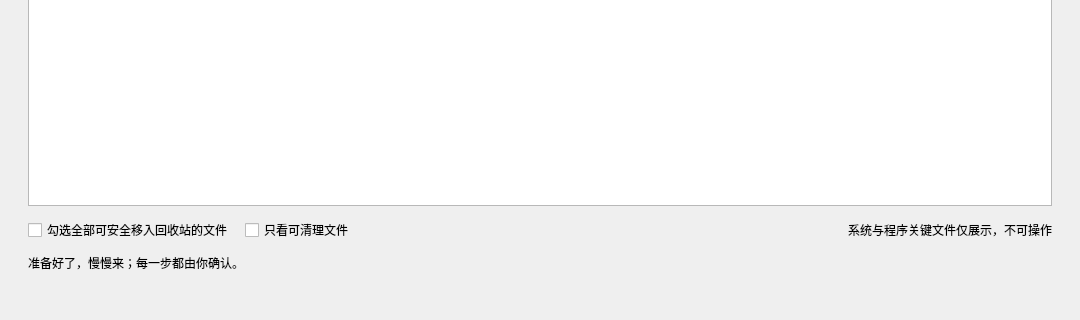
Above: src/mainwindow.ui from LuoMengxuan/Cleaner_for_windows before the change; both pictures show x 0 to 1080 and y 420 to 740 of the 1080 by 740 pixel window. Below: the same form after it.
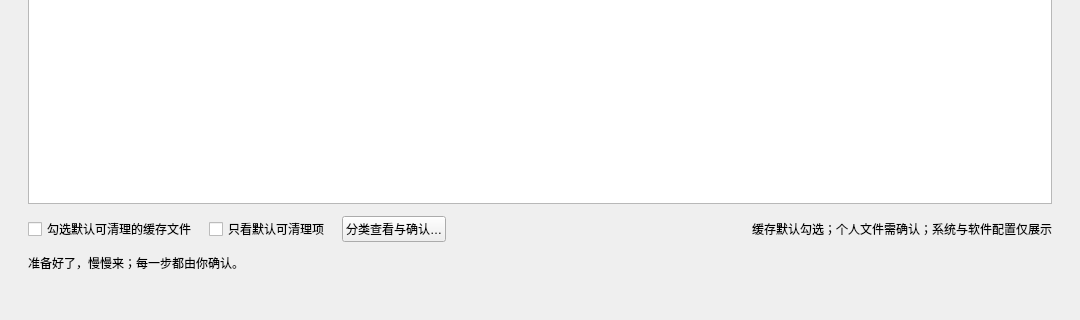
That is the form after the change.

Commit message:
feat: add safe category review for scan results
- Classify scan results into default-cleanable cache, user-confirmed personal files, and protected system or software configuration files.\n- Add an expandable category review dialog with direct file-location opening and synchronized selections.\n- Default only cache and temporary files to checked; require explicit confirmation for videos, photos, documents, archives, and other personal files.

The edit to the form file:
```diff
--- a/src/mainwindow.ui
+++ b/src/mainwindow.ui
@@ -86,10 +86,11 @@
     </item>
     <item>
      <layout class="QHBoxLayout" name="selectionLayout">
-      <item><widget class="QCheckBox" name="selectAllCheckBox"><property name="text"><string>勾选全部可安全移入回收站的文件</string></property></widget></item>
-      <item><widget class="QCheckBox" name="filterSafeCheckBox"><property name="text"><string>只看可清理文件</string></property></widget></item>
+      <item><widget class="QCheckBox" name="selectAllCheckBox"><property name="text"><string>勾选默认可清理的缓存文件</string></property></widget></item>
+      <item><widget class="QCheckBox" name="filterSafeCheckBox"><property name="text"><string>只看默认可清理项</string></property></widget></item>
+      <item><widget class="QPushButton" name="categoryReviewButton"><property name="text"><string>分类查看与确认…</string></property></widget></item>
       <item><spacer name="selectionSpacer"><property name="orientation"><enum>Qt::Horizontal</enum></property><property name="sizeHint" stdset="0"><size><width>40</width><height>20</height></size></property></spacer></item>
-      <item><widget class="QLabel" name="safetyLabel"><property name="text"><string>系统与程序关键文件仅展示，不可操作</string></property></widget></item>
+      <item><widget class="QLabel" name="safetyLabel"><property name="text"><string>缓存默认勾选；个人文件需确认；系统与软件配置仅展示</string></property></widget></item>
      </layout>
     </item>
     <item><widget class="QLabel" name="statusLabel"><property name="text"><string>准备好了，慢慢来；每一步都由你确认。</string></property></widget></item>
```
The commit also changes 5 other files.
